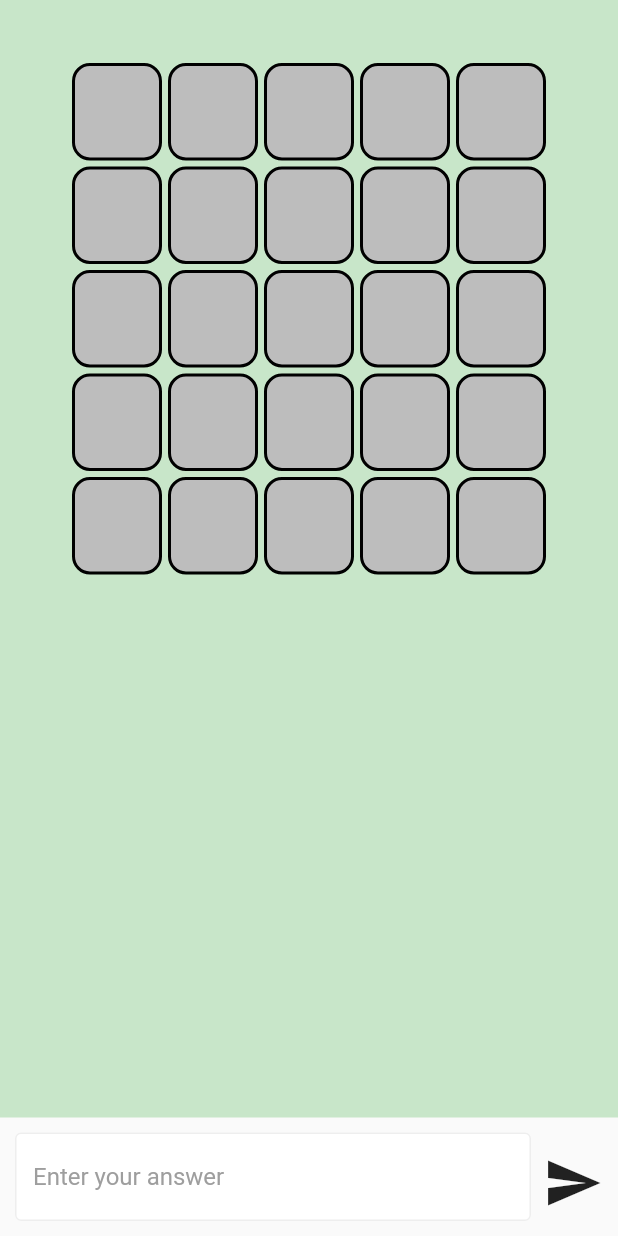
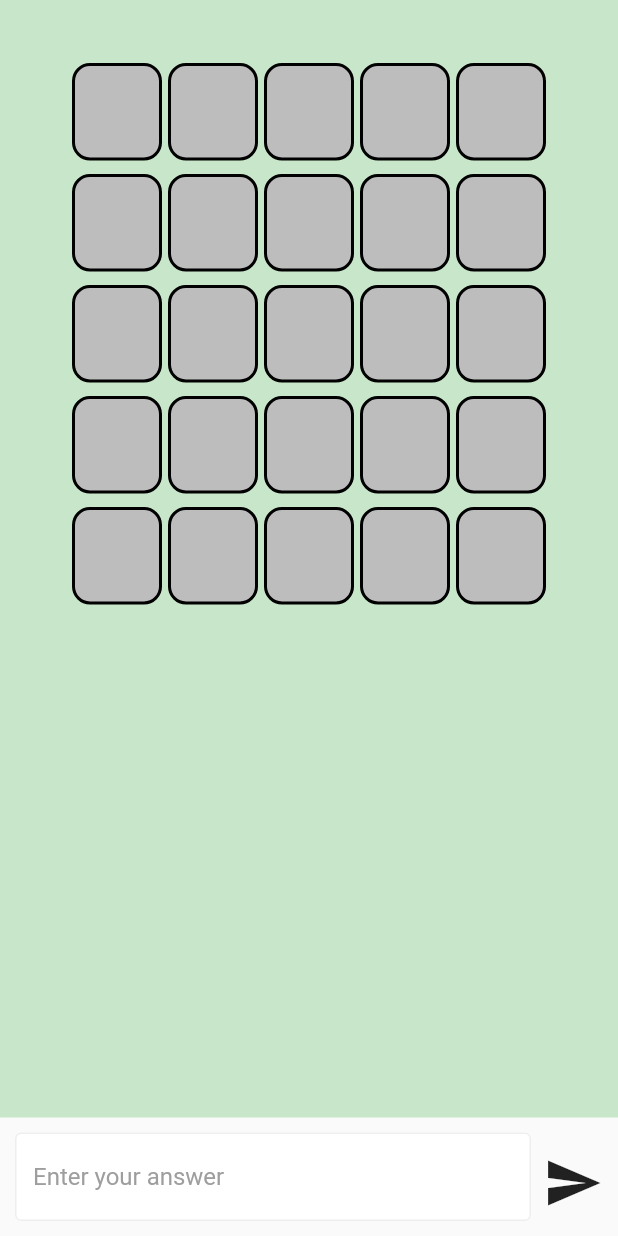
Before and after one commit to jsjin7371/simple_word_game, a Flutter app: the GamePage screen opened directly, on a phone screen of 412 x 824 dp. Run offline on Flutter 3.47's test engine with Material 2 defaults, Android fonts, the light colour scheme and no system bars.

Commit message:
add gap between textbox

```diff
--- a/lib/pages/game_page.dart
+++ b/lib/pages/game_page.dart
@@ -60,22 +60,36 @@ class _GamePageState extends State<GamePage> {
                   child: Column(
                     children: [
                       const SizedBox(height: 40),
+
+                      // 첫 번째 textbox
                       TextBox(
                         text: enteredText[0].split(''),
                         answer: answerText,
                       ),
+                      const SizedBox(height: 5),
+
+                      //두 번째 textbox
                       TextBox(
                         text: enteredText[1].split(''),
                         answer: answerText,
                       ),
+                      const SizedBox(height: 5),
+
+                      //세 번째 textbox
                       TextBox(
                         text: enteredText[2].split(''),
                         answer: answerText,
                       ),
+                      const SizedBox(height: 5),
+
+                      //네 번째 textbox
                       TextBox(
                         text: enteredText[3].split(''),
                         answer: answerText,
                       ),
+                      const SizedBox(height: 5),
+
+                      //다섯 번재 textbox
                       TextBox(
                         text: enteredText[4].split(''),
                         answer: answerText,
```
